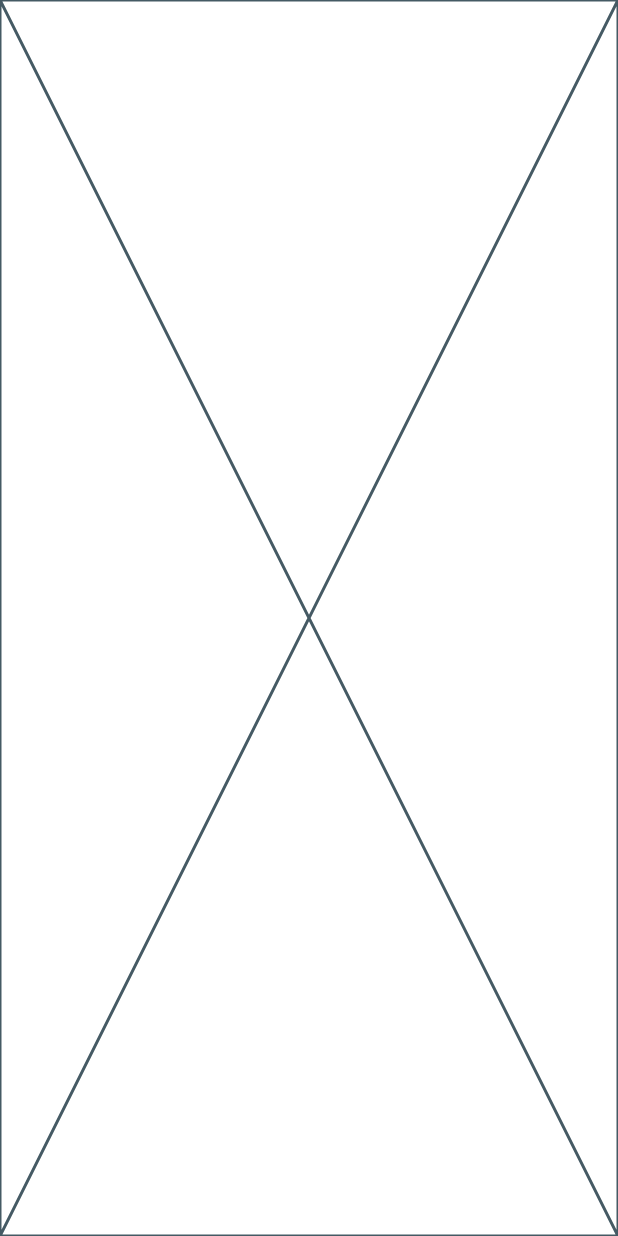
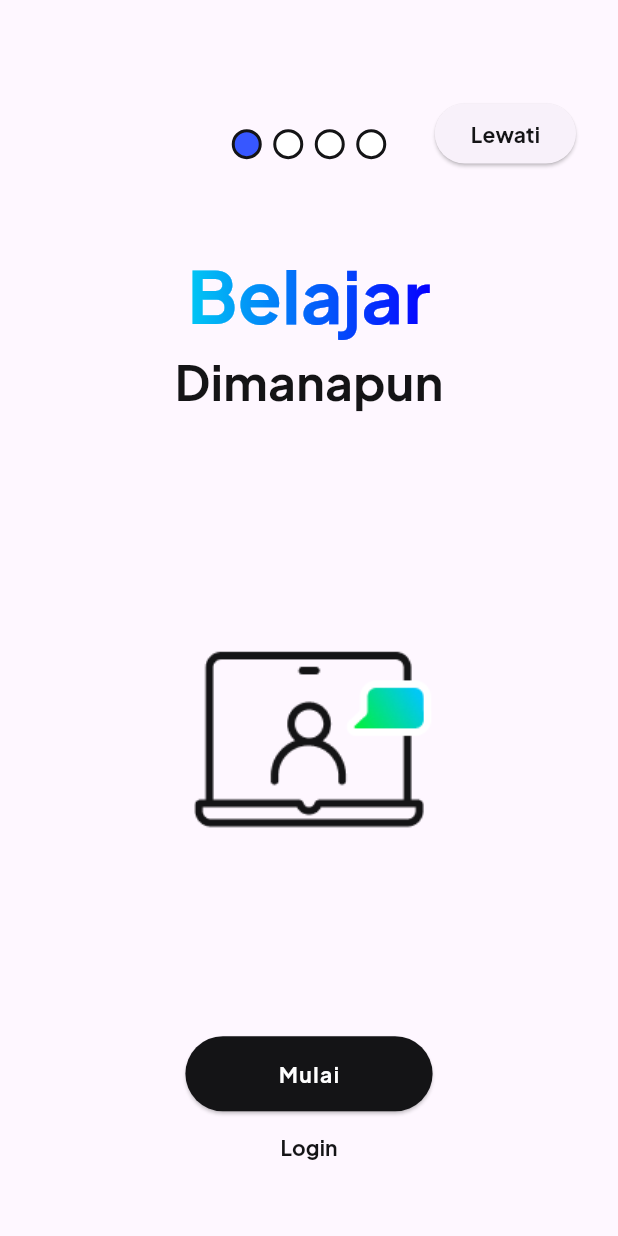
Before and after one commit to ideaver/satujuta-mobile-frontend, a Flutter app: the screen it shows after launch, on a phone screen of 412 x 824 dp. Run offline on Flutter 3.47's test engine with Material 2 defaults, Android fonts, the phone set to English and light mode, and no system bars.

Commit message:
add page onboarding

```diff
--- a/lib/constant.dart
+++ b/lib/constant.dart
@@ -15,6 +15,9 @@ const Color kColorSea = Color(0xFF08CCCC);
 const Color kColorYellow = Color(0xFFFFB800);
 const Color kColorPink = Color(0xFFFF61D3);
 const Color kColorRed = Color(0xFFFE1A59);
+// Gradient Text
+const Color kColorBlueLight = Color(0xFF0500FF);
+const Color kColorBlueDark = Color(0xFF01C8F4);
 
 TextStyle darkJakartaText =
     const TextStyle(fontFamily: 'Plus Jakarta Sans', color: kColorBase);
--- /dev/null
+++ b/lib/ui/onboarding/onboarding_page.dart
@@ -0,0 +1,371 @@
+import 'package:flutter/material.dart';
+import 'package:satujuta_app_mobile/constant.dart';
+import 'package:satujuta_app_mobile/shared/link_images_utils.dart';
+
+class OnBoardingPage extends StatefulWidget {
+  const OnBoardingPage({super.key});
+
+  @override
+  State<OnBoardingPage> createState() => _OnBoardingPageState();
+}
+
+class _OnBoardingPageState extends State<OnBoardingPage> {
+  int pageNumber = 0;
+
+  final PageController _pageController = PageController();
+  @override
+  Widget build(BuildContext context) {
+    return Scaffold(
+      body: Column(
+        children: [
+          Expanded(
+            child: PageView(
+              pageSnapping: true,
+              controller: _pageController,
+              onPageChanged: (value) {
+                setState(() {
+                  pageNumber = value;
+                });
+                print(value);
+              },
+              children: [
+                onBoardin1(),
+                onBoardin2(),
+                onBoardin3(),
+                onBoardin4(),
+              ],
+            ),
+          ),
+        ],
+      ),
+    );
+  }
+
+  Widget onBoardin1() {
+    return Padding(
+      padding: EdgeInsets.only(
+          left: 18,
+          right: 18,
+          top: MediaQuery.of(context).padding.top + 30,
+          bottom: MediaQuery.of(context).padding.bottom + 1),
+      child: Column(
+        children: [
+          Expanded(
+            child: Stack(
+              children: [
+                Center(
+                  child: Container(
+                    width: MediaQuery.of(context).size.width * .25,
+                    child: Row(
+                      mainAxisAlignment: MainAxisAlignment.spaceBetween,
+                      children: [
+                        circleMarkMoveOnBoarding(pageNumber == 0),
+                        circleMarkMoveOnBoarding(false),
+                        circleMarkMoveOnBoarding(false),
+                        circleMarkMoveOnBoarding(false)
+                      ],
+                    ),
+                  ),
+                ),
+                Positioned(
+                    right: 10,
+                    top: 35,
+                    child: ElevatedButton(
+                        onPressed: () {},
+                        child: Text(
+                          "Lewati",
+                          style: darkJakartaText.copyWith(fontWeight: semiBold),
+                        )))
+              ],
+            ),
+          ),
+          const Expanded(
+            child: OnBoardingTitle(
+              textTitle: 'Belajar',
+              textSubTitle: 'Dimanapun',
+            ),
+          ),
+          Expanded(
+            flex: 3,
+            child: Image.asset(
+              LinkImageUtils.onBoardingFirstIlusUrl,
+              width: MediaQuery.of(context).size.width,
+            ),
+          ),
+          ButtonAuthentication(context: context)
+        ],
+      ),
+    );
+  }
+
+  Container circleMarkMoveOnBoarding(bool state) {
+    return Container(
+      width: 20,
+      height: 20,
+      decoration: BoxDecoration(
+          color: state ? kColorPrimary : kColorWhite,
+          border: Border.all(
+            color: kColorBase,
+            width: 2,
+          ),
+          borderRadius: BorderRadius.circular(50)),
+    );
+  }
+
+  Widget onBoardin2() {
+    return Padding(
+      padding: EdgeInsets.only(
+          left: 18,
+          right: 18,
+          top: MediaQuery.of(context).padding.top + 30,
+          bottom: MediaQuery.of(context).padding.bottom + 1),
+      child: Column(
+        children: [
+          Expanded(
+            child: Stack(
+              children: [
+                Center(
+                  child: Container(
+                    width: MediaQuery.of(context).size.width * .25,
+                    child: Row(
+                      mainAxisAlignment: MainAxisAlignment.spaceBetween,
+                      children: [
+                        circleMarkMoveOnBoarding(false),
+                        circleMarkMoveOnBoarding(pageNumber == 1),
+                        circleMarkMoveOnBoarding(false),
+                        circleMarkMoveOnBoarding(false)
+                      ],
+                    ),
+                  ),
+                ),
+                Positioned(
+                    right: 10,
+                    top: 35,
+                    child: ElevatedButton(
+                        onPressed: () {},
+                        child: Text(
+                          "Lewati",
+                          style: darkJakartaText.copyWith(fontWeight: semiBold),
+                        )))
+              ],
+            ),
+          ),
+          Expanded(
+            child: OnBoardingTitle(
+              textTitle: 'Liburan',
+              textSubTitle: 'Kapanpun',
+            ),
+          ),
+          Expanded(
+            flex: 3,
+            child: Image.asset(
+              LinkImageUtils.onBoardingSecondIlusUrl,
+              width: MediaQuery.of(context).size.width,
+            ),
+          ),
+          ButtonAuthentication(context: context),
+        ],
+      ),
+    );
+  }
+
+  Widget onBoardin3() {
+    return Padding(
+      padding: EdgeInsets.only(
+          left: 18,
+          right: 18,
+          top: MediaQuery.of(context).padding.top + 30,
+          bottom: MediaQuery.of(context).padding.bottom + 1),
+      child: Column(
+        children: [
+          Expanded(
+            child: Stack(
+              children: [
+                Center(
+                  child: Container(
+                    width: MediaQuery.of(context).size.width * .25,
+                    child: Row(
+                      mainAxisAlignment: MainAxisAlignment.spaceBetween,
+                      children: [
+                        circleMarkMoveOnBoarding(false),
+                        circleMarkMoveOnBoarding(false),
+                        circleMarkMoveOnBoarding(pageNumber == 2),
+                        circleMarkMoveOnBoarding(false)
+                      ],
+                    ),
+                  ),
+                ),
+                Positioned(
+                    right: 10,
+                    top: 35,
+                    child: ElevatedButton(
+                        onPressed: () {},
+                        child: Text(
+                          "Lewati",
+                          style: darkJakartaText.copyWith(fontWeight: semiBold),
+                        )))
+              ],
+            ),
+          ),
+          Expanded(
+            child: const OnBoardingTitle(
+                textTitle: 'Reward', textSubTitle: 'Keliling Dunia'),
+          ),
+          Expanded(
+            flex: 3,
+            child: Image.asset(
+              LinkImageUtils.onBoardingThirdIlusUrl,
+              width: MediaQuery.of(context).size.width,
+            ),
+          ),
+          ButtonAuthentication(context: context)
+        ],
+      ),
+    );
+  }
+
+  Widget onBoardin4() {
+    return Padding(
+      padding: EdgeInsets.only(
+          left: 18,
+          right: 18,
+          top: MediaQuery.of(context).padding.top + 30,
+          bottom: MediaQuery.of(context).padding.bottom + 1),
+      child: Column(
+        children: [
+          Expanded(
+            child: Center(
+              child: SizedBox(
+                width: MediaQuery.of(context).size.width * .25,
+                child: Row(
+                  mainAxisAlignment: MainAxisAlignment.spaceBetween,
+                  children: [
+                    circleMarkMoveOnBoarding(false),
+                    circleMarkMoveOnBoarding(false),
+                    circleMarkMoveOnBoarding(false),
+                    circleMarkMoveOnBoarding(pageNumber == 3),
+                  ],
+                ),
+              ),
+            ),
+          ),
+          const Expanded(
+            child: OnBoardingTitle(
+                textTitle: 'Berbisnis',
+                textSubTitle: 'Investasi Hasil Maksimal'),
+          ),
+          Expanded(
+            flex: 3,
+            child: Image.asset(
+              LinkImageUtils.onBoardingFourthIlusUrl,
+              width: MediaQuery.of(context).size.width,
+            ),
+          ),
+          Expanded(
+            child: Column(
+              children: [
+                SizedBox(
+                  width: MediaQuery.of(context).size.width * .4,
+                  height: 50,
+                  child: ElevatedButton(
+                      style: const ButtonStyle(
+                          backgroundColor:
+                              MaterialStatePropertyAll(kColorPrimary)),
+                      onPressed: () {},
+                      child: Padding(
+                        padding: const EdgeInsets.all(8.0),
+                        child: Text(
+                          "Bergabung Sekarang",
+                          style: whiteJakartaText.copyWith(
+                              fontWeight: bold,
+                              letterSpacing: 1,
+                              fontSize: kFontSizeMediumLarge),
+                        ),
+                      )),
+                ),
+                TextButton(
+                    onPressed: () {},
+                    child: Text(
+                      "Login",
+                      style: darkJakartaText.copyWith(fontWeight: bold),
+                    ))
+              ],
+            ),
+          )
+        ],
+      ),
+    );
+  }
+}
+
+class OnBoardingTitle extends StatelessWidget {
+  const OnBoardingTitle({
+    super.key,
+    required this.textTitle,
+    required this.textSubTitle,
+  });
+  final String textTitle;
+  final String textSubTitle;
+
+  @override
+  Widget build(BuildContext context) {
+    return Column(
+      children: [
+        ShaderMask(
+          shaderCallback: (bounds) => const LinearGradient(
+            colors: [kColorBlueDark, kColorBlueLight],
+          ).createShader(bounds),
+          child: Text(
+            textTitle,
+            style: whiteJakartaText.copyWith(fontSize: 48, fontWeight: bold),
+          ),
+        ),
+        Text(
+          textSubTitle,
+          style: darkJakartaText.copyWith(fontSize: 32, fontWeight: bold),
+        ),
+      ],
+    );
+  }
+}
+
+class ButtonAuthentication extends StatelessWidget {
+  const ButtonAuthentication({
+    super.key,
+    required this.context,
+  });
+
+  final BuildContext context;
+
+  @override
+  Widget build(BuildContext context) {
+    return Expanded(
+      child: Column(
+        children: [
+          SizedBox(
+            width: MediaQuery.of(context).size.width * .4,
+            height: 50,
+            child: ElevatedButton(
+                style: const ButtonStyle(
+                    backgroundColor: MaterialStatePropertyAll(kColorBase)),
+                onPressed: () {},
+                child: Padding(
+                  padding: const EdgeInsets.all(8.0),
+                  child: Text(
+                    "Mulai",
+                    style: whiteJakartaText.copyWith(
+                        fontWeight: semiBold, letterSpacing: 1),
+                  ),
+                )),
+          ),
+          TextButton(
+              onPressed: () {},
+              child: Text(
+                "Login",
+                style: darkJakartaText.copyWith(fontWeight: bold),
+              ))
+        ],
+      ),
+    );
+  }
+}
--- a/lib/ui/splashscreen/widgets/splashscreen_content.dart
+++ b/lib/ui/splashscreen/widgets/splashscreen_content.dart
@@ -1,10 +1,65 @@
 import 'package:flutter/material.dart';
+import 'package:satujuta_app_mobile/constant.dart';
+import 'package:satujuta_app_mobile/ui/onboarding/onboarding_page.dart';
 
-class SplashScreenContent extends StatelessWidget {
+import '../../../shared/link_images_utils.dart';
+
+class SplashScreenContent extends StatefulWidget {
   const SplashScreenContent({super.key});
 
   @override
+  State<SplashScreenContent> createState() => _SplashScreenContentState();
+}
+
+class _SplashScreenContentState extends State<SplashScreenContent> {
+  _loadNextScreen() async {
+    await Future.delayed(const Duration(milliseconds: 3000));
+    // ignore: use_build_context_synchronously
+    Navigator.pushAndRemoveUntil(
+        context,
+        MaterialPageRoute(
+          builder: (context) => const OnBoardingPage(),
+        ),
+        (route) => false);
+  }
+
+  @override
+  void initState() {
+    _loadNextScreen();
+    super.initState();
+  }
+
+  @override
   Widget build(BuildContext context) {
-    return const Placeholder();
+    final size = MediaQuery.of(context).size;
+    return Scaffold(
+      body: Container(
+        color: kColorPrimary,
+        width: double.infinity,
+        height: double.infinity,
+        child: Stack(
+          children: [
+            Center(
+              child: Transform.rotate(
+                angle: .6,
+                child: Container(
+                  width: size.width * .7,
+                  height: size.width * .7,
+                  decoration: BoxDecoration(
+                    borderRadius: BorderRadius.circular(kHeight * 20),
+                    color: kColorWhite.withAlpha(10),
+                  ),
+                ),
+              ),
+            ),
+            Center(
+              child: Image.asset(
+                LinkImageUtils.shortLogoUrl,
+              ),
+            )
+          ],
+        ),
+      ),
+    );
   }
 }
```
Also changed, not shown: assets/ilustration/onboarding-1.png (renamed from assets/ilustration/onbroading-1.png), assets/ilustration/onboarding-2.png (renamed from assets/ilustration/onbroading-2.png), assets/ilustration/onboarding-4.png (renamed from assets/ilustration/onbroading-4.png).
